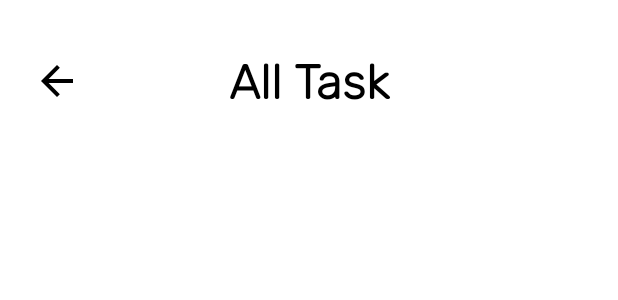
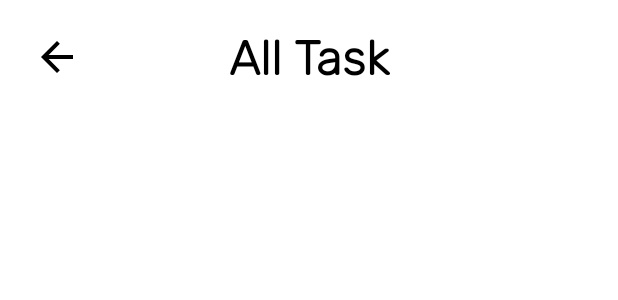
Before and after one commit to TheSpideX/TimePad, an Android app built with Jetpack Compose: the @Preview function AllTaskScreenPreview, on a phone screen of 412 x 824 dp. Shown: the top 300 px of the screen. Run offline under Robolectric (Android 15) with nearby library versions, the phone set to English and light mode, and no system bars; our stand-ins replace Room's generated code, constraintlayout-compose; libraries missing offline, so code that uses them is left out: com.commandiron.wheel_picker_compose.

Commit message:
Top Padding for notch is fixed

```diff
--- a/app/src/main/java/com/spidex/timepad/mainScreen/DashboardScreen.kt
+++ b/app/src/main/java/com/spidex/timepad/mainScreen/DashboardScreen.kt
@@ -10,7 +10,10 @@ import androidx.compose.foundation.horizontalScroll
 import androidx.compose.foundation.layout.Column
 import androidx.compose.foundation.layout.Row
 import androidx.compose.foundation.layout.Spacer
+import androidx.compose.foundation.layout.WindowInsets
+import androidx.compose.foundation.layout.asPaddingValues
 import androidx.compose.foundation.layout.aspectRatio
+import androidx.compose.foundation.layout.displayCutout
 import androidx.compose.foundation.layout.fillMaxSize
 import androidx.compose.foundation.layout.fillMaxWidth
 import androidx.compose.foundation.layout.height
@@ -60,6 +63,7 @@ fun DashboardScreen(viewModel: TaskViewModel, onNavigateToAllTaskScreen : () ->
     val graphData by viewModel.graphData.collectAsState()
 
     val selected by viewModel.selectedPeriod.collectAsState()
+    val cutoutPadding = WindowInsets.displayCutout.asPaddingValues()
 
     Column(
         modifier = Modifier
@@ -69,7 +73,7 @@ fun DashboardScreen(viewModel: TaskViewModel, onNavigateToAllTaskScreen : () ->
         horizontalAlignment = Alignment.CenterHorizontally
     ){
         Row(
-            modifier = Modifier.padding(top = 16.dp)
+            modifier = Modifier.padding(cutoutPadding)
         ){
             Text(
                 text = "My Productivity",
--- a/app/src/main/java/com/spidex/timepad/mainScreen/HomeScreen.kt
+++ b/app/src/main/java/com/spidex/timepad/mainScreen/HomeScreen.kt
@@ -10,6 +10,9 @@ import androidx.compose.foundation.horizontalScroll
 import androidx.compose.foundation.layout.Column
 import androidx.compose.foundation.layout.Row
 import androidx.compose.foundation.layout.Spacer
+import androidx.compose.foundation.layout.WindowInsets
+import androidx.compose.foundation.layout.asPaddingValues
+import androidx.compose.foundation.layout.displayCutout
 import androidx.compose.foundation.layout.fillMaxSize
 import androidx.compose.foundation.layout.fillMaxWidth
 import androidx.compose.foundation.layout.height
@@ -76,6 +79,7 @@ fun HomeScreen(viewModel: TaskViewModel, context : Context, navigateToClock: ()
     val showEditDialog by viewModel.showEditDialog.collectAsState()
     val showDeleteDialog by viewModel.showDeleteDialog.collectAsState()
     val showAddDialog by viewModel.showAddDialog.collectAsState()
+    val cutoutPadding = WindowInsets.displayCutout.asPaddingValues()
     Column(
         modifier = Modifier
             .fillMaxSize()
@@ -88,7 +92,7 @@ fun HomeScreen(viewModel: TaskViewModel, context : Context, navigateToClock: ()
                 .fillMaxWidth()
                 .wrapContentHeight()
                 .background(color = background)
-                .padding(top = 16.dp),
+                .padding(cutoutPadding),
         ){
             Text(
                 text = "Task",
--- a/app/src/main/java/com/spidex/timepad/mainScreen/TaskScreen.kt
+++ b/app/src/main/java/com/spidex/timepad/mainScreen/TaskScreen.kt
@@ -13,6 +13,9 @@ import androidx.compose.foundation.layout.Box
 import androidx.compose.foundation.layout.Column
 import androidx.compose.foundation.layout.Row
 import androidx.compose.foundation.layout.Spacer
+import androidx.compose.foundation.layout.WindowInsets
+import androidx.compose.foundation.layout.asPaddingValues
+import androidx.compose.foundation.layout.displayCutout
 import androidx.compose.foundation.layout.fillMaxSize
 import androidx.compose.foundation.layout.fillMaxWidth
 import androidx.compose.foundation.layout.height
@@ -111,6 +114,7 @@ fun TaskScreen(viewModel: TaskViewModel, context : Context, navigateToAllTask :(
 
     val currentMonthDisplayed = state.firstVisibleMonth.yearMonth
     val selectedDay by viewModel.selectedDate.collectAsState()
+    val cutoutPadding = WindowInsets.displayCutout.asPaddingValues()
 
     LaunchedEffect(currentMonthDisplayed) {
         viewModel.setCurrentMonth(currentMonthDisplayed)
@@ -124,7 +128,7 @@ fun TaskScreen(viewModel: TaskViewModel, context : Context, navigateToAllTask :(
         Column(
             modifier = Modifier
                 .fillMaxSize()
-                .padding(top = 32.dp)
+                .padding(cutoutPadding)
                 .background(color = background)
         ) {
 
--- a/app/src/main/java/com/spidex/timepad/otherScreen/AllTaskScreen.kt
+++ b/app/src/main/java/com/spidex/timepad/otherScreen/AllTaskScreen.kt
@@ -13,6 +13,9 @@ import androidx.compose.foundation.layout.Arrangement
 import androidx.compose.foundation.layout.Column
 import androidx.compose.foundation.layout.Row
 import androidx.compose.foundation.layout.Spacer
+import androidx.compose.foundation.layout.WindowInsets
+import androidx.compose.foundation.layout.asPaddingValues
+import androidx.compose.foundation.layout.displayCutout
 import androidx.compose.foundation.layout.fillMaxSize
 import androidx.compose.foundation.layout.fillMaxWidth
 import androidx.compose.foundation.layout.height
@@ -109,11 +112,12 @@ fun AllTaskScreen(navController: NavController, viewModel: TaskViewModel, contex
     val allTask by viewModel.allTasks.collectAsState()
     val showEditDialog by viewModel.showEditDialog.collectAsState()
     val showDeleteDialog by viewModel.showDeleteDialog.collectAsState()
+    val cutoutPadding = WindowInsets.displayCutout.asPaddingValues()
 
     Column(
         modifier = Modifier
             .fillMaxSize()
-            .padding(top = 16.dp)
+            .padding(cutoutPadding)
     ) {
         ConstraintLayout(
             modifier = Modifier
```
Also changed, not shown: app/src/main/java/com/spidex/timepad/otherScreen/TimeScreen.kt (+11 -6 lines).
